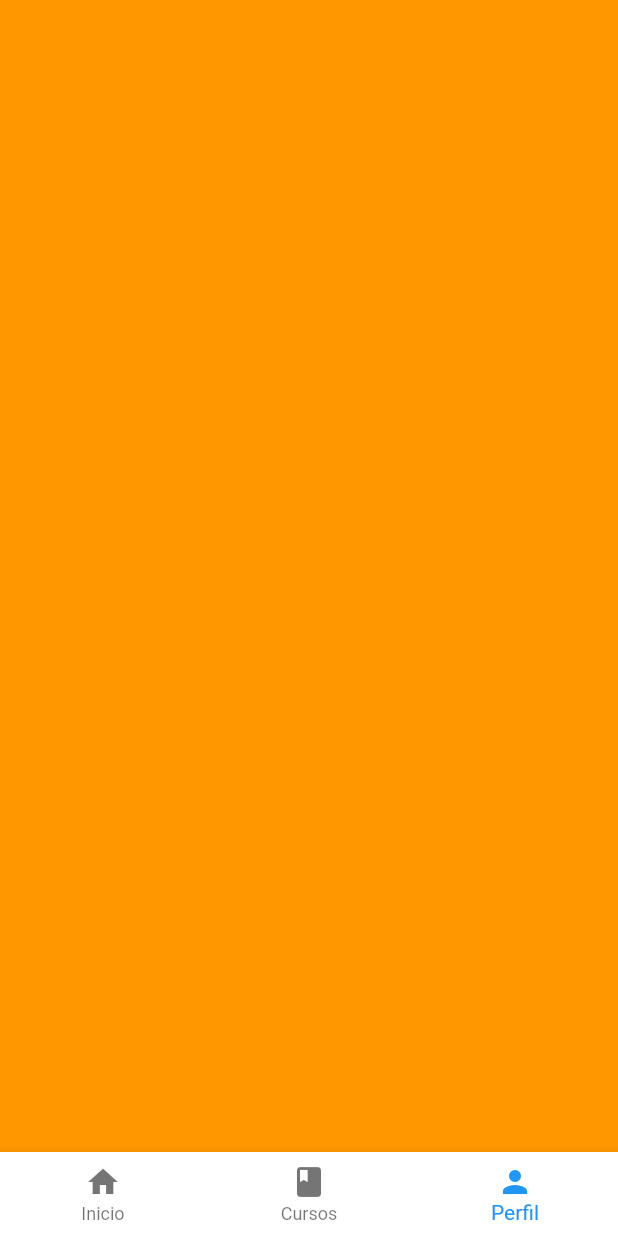
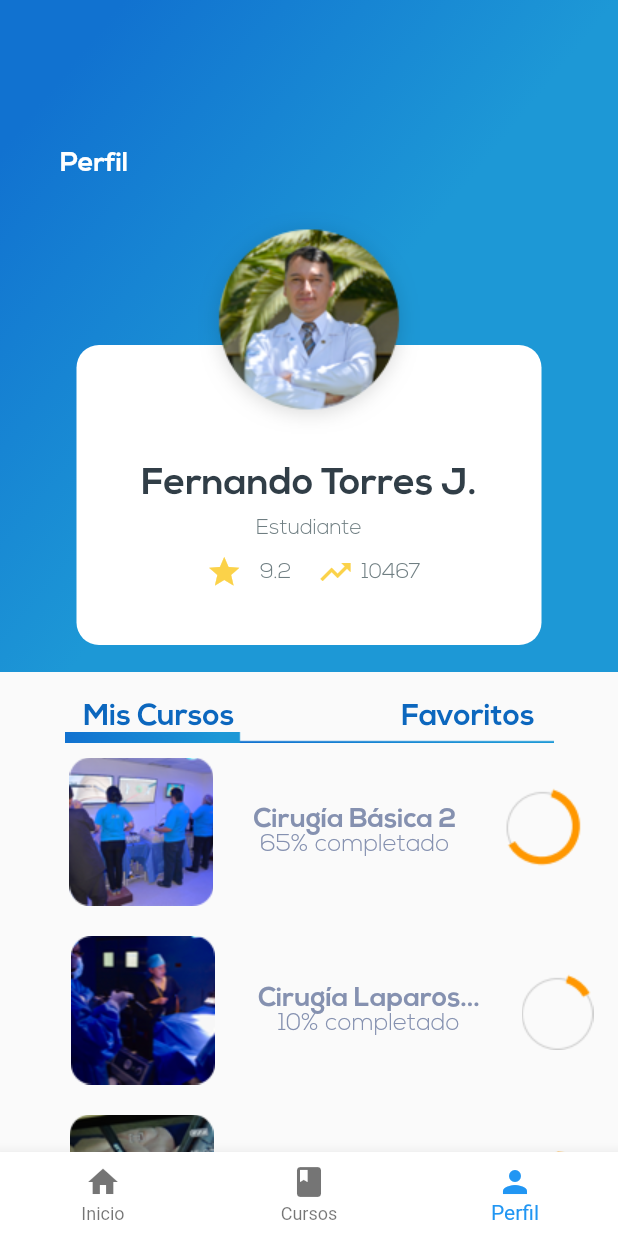
Before and after one commit to iblurdesigner/ceiq_app, a Flutter app: the screen it shows after launch, item 3 of the bottom bar chosen, on a phone screen of 412 x 824 dp. Run offline on Flutter 3.47's test engine with Material 2 defaults, Android fonts, the phone set to English and light mode, and no system bars.

Commit message:
Hecha la pantalla de profile

```diff
--- a/lib/buttonCeiq.dart
+++ b/lib/buttonCeiq.dart
@@ -18,7 +18,7 @@ class ButtonCeiq extends StatelessWidget {
           child: RaisedButton(
             onPressed: () {
               Navigator.push(context, new MaterialPageRoute(
-                  builder: (context) => Home('Eden Marlin')
+                  builder: (context) => Home('Fernando Torres')
                 )
               );
             },
--- /dev/null
+++ b/lib/courses/list_contentProfile.dart
@@ -0,0 +1,30 @@
+import 'package:com/courses/info_course.dart';
+import 'package:com/ui/content_cardSmall.dart';
+import 'package:flutter/material.dart';
+
+class ListContentProfile extends StatelessWidget{
+  @override
+  Widget build(BuildContext context) {
+    // TODO: implement build
+    //throw UnimplementedError();
+
+    return ListView(
+      children: <Widget>[
+        ContentCardSmall('assets/img/perfil/course_01.png', 'Cirugía Básica 2', '65', 'assets/img/listasCont/carga_01.png', onPressed: (){ Navigator.push(context, new MaterialPageRoute(
+            builder: (context) => InfoCourse()
+        )
+        );}),
+        ContentCardSmall('assets/img/perfil/course_02.png', 'Cirugía Laparos...', '10', 'assets/img/listasCont/carga_02.png',  onPressed: (){ Navigator.push(context, new MaterialPageRoute(
+            builder: (context) => InfoCourse()
+        )
+        );}),
+        ContentCardSmall('assets/img/perfil/course_03.png', 'Cirugía Bariátrica', '24', 'assets/img/listasCont/carga_03.png',  onPressed: (){ Navigator.push(context, new MaterialPageRoute(
+            builder: (context) => InfoCourse()
+        )
+        );}),
+      ],
+    );
+
+  }
+
+}
--- a/lib/courses/profile.dart
+++ b/lib/courses/profile.dart
@@ -1,14 +1,68 @@
+import 'package:com/courses/list_contentProfile.dart';
+import 'package:com/ui/bg_Courses_appBar.dart';
+import 'package:com/ui/bg_profile.dart';
+import 'package:com/ui/gradient_back.dart';
 import 'package:flutter/material.dart';
 
-class Profile extends StatelessWidget{
+
+class Profile extends StatelessWidget {
   @override
   Widget build(BuildContext context) {
     // TODO: implement build
     //throw UnimplementedError();
 
+    final wrap_twoTitles = Container(
+      margin: EdgeInsets.only(
+        top: 20
+      ),
+      child: Row(
+        mainAxisAlignment: MainAxisAlignment.spaceAround,
+        children: <Widget>[
+          Text(
+            'Mis Cursos',
+            style: TextStyle(
+              fontSize: 20,
+              fontFamily: "Nexa",
+              fontWeight: FontWeight.bold,
+              color: Color.fromRGBO(12, 103, 190, 1),
+            ),
+            textAlign: TextAlign.start,
+          ),
+
+          Text(
+            'Favoritos',
+            style: TextStyle(
+              fontSize: 20,
+              fontFamily: "Nexa",
+              fontWeight: FontWeight.bold,
+              color: Color.fromRGBO(12, 103, 190, 1),
+            ),
+            textAlign: TextAlign.start,
+          ),
+        ],
+      ),
+    );
+
+    final separadorAzul = Container(
+      child: Image.asset('assets/img/listasCont/separador.png'),
+    );
+
+
     return Scaffold(
-      backgroundColor: Colors.orange,
+
+      body: Column(
+        children: <Widget>[
+          BgProfile(),
+          wrap_twoTitles,
+          separadorAzul,
+          Container(
+            height: 315,
+              child: ListContentProfile()
+          )
+        ],
+      ),
     );
+
   }
 
 }
--- /dev/null
+++ b/lib/ui/bg_profile.dart
@@ -0,0 +1,183 @@
+import 'package:flutter/material.dart';
+
+import 'gradient_back.dart';
+
+class BgProfile extends StatelessWidget{
+  @override
+  Widget build(BuildContext context) {
+    // TODO: implement build
+    //throw UnimplementedError();
+
+    final titleProfile = Container(
+      margin: EdgeInsets.only(
+        top: 100,
+          left: 40,
+      ),
+      child: Text(
+        'Perfil',
+        style: TextStyle(
+          fontSize: 18,
+          fontFamily: "Nexa",
+          fontWeight: FontWeight.bold,
+          color: Colors.white,
+        ),
+      ),
+    );
+
+    final avatar = Container(
+      child: Image.asset('assets/img/drTorres.png'),
+    );
+
+    final nameProfile = Container(
+      margin: EdgeInsets.only(
+        top: 50
+      ),
+
+      child: Text(
+        'Fernando Torres J.',
+        style: TextStyle(
+          fontSize: 25,
+          fontFamily: "Nexa",
+          fontWeight: FontWeight.bold,
+          color: Color.fromRGBO(49, 62, 71, 1),
+        ),
+      ),
+    );
+
+    final studentTeacher = Container(
+      margin: EdgeInsets.only(
+        top: 10
+      ),
+      child: Text(
+        'Estudiante',
+        style: TextStyle(
+          fontSize: 14,
+          fontFamily: "Nexa",
+          fontWeight: FontWeight.w100,
+          color: Color.fromRGBO(111, 126, 130, 1),
+        ),
+      ),
+    );
+
+
+    final rectangulo = Container(
+      margin: EdgeInsets.only(
+          top: 230,
+          left: 5,
+          right: 5,
+      ),
+
+      width: 310,
+      height: 200,
+
+      decoration: BoxDecoration(
+          borderRadius: BorderRadius.all(Radius.circular(15.0)),
+          color: Colors.white
+      ),
+
+      child: Row(
+        mainAxisAlignment: MainAxisAlignment.spaceEvenly,
+        children: <Widget>[
+          Container(
+            padding: EdgeInsets.all(30),
+//            color: Colors.purple,
+
+            child: Column(
+              children: <Widget>[
+                nameProfile,
+                studentTeacher,
+                Container(
+                  margin: EdgeInsets.only(
+                    top: 10
+                  ),
+
+                  child: Row(
+                    children: <Widget>[
+                      Container(
+                        width: 80,
+                        child: Row(
+                          mainAxisAlignment: MainAxisAlignment.spaceEvenly,
+                          children: <Widget>[
+                            Icon(
+                              Icons.star,
+                              color: Color.fromRGBO(251, 210, 73, 1),
+                            ),
+                            Text(
+                              '9.2',
+                              style: TextStyle(
+                                fontSize: 14,
+                                fontFamily: "Nexa",
+                                fontWeight: FontWeight.w100,
+                                color: Color.fromRGBO(111, 126, 130, 1),
+                              ),
+                            ),
+                          ],
+                        ),
+                      ),
+
+                      Container(
+                        width: 80,
+                        child: Row(
+                          mainAxisAlignment: MainAxisAlignment.spaceEvenly,
+                          children: <Widget>[
+                            Icon(
+                              Icons.trending_up,
+                              color: Color.fromRGBO(251, 210, 73, 1),
+                            ),
+
+                            Text(
+                              '10467',
+                              style: TextStyle(
+                                fontSize: 14,
+                                fontFamily: "Nexa",
+                                fontWeight: FontWeight.w100,
+                                color: Color.fromRGBO(111, 126, 130, 1),
+                              ),
+                            ),
+                          ],
+                        ),
+                      )
+                    ],
+                  ),
+                )
+              ],
+            ),
+          ),
+
+
+
+
+    ],
+      ),
+
+    );
+
+
+
+    return Stack(
+      children: <Widget>[
+//        AppBar(
+//          backgroundColor: Colors.white,
+//          iconTheme: IconThemeData(
+//            color: Color.fromRGBO(151, 151, 151, 1),
+//          ),
+//          elevation: 1,
+//        ),
+        GradientBack(),
+        titleProfile,
+        Align(
+            alignment: Alignment.center,
+            child: Stack(
+              alignment: Alignment.center,
+              children: <Widget>[
+                rectangulo,
+                avatar
+              ],
+            )
+        )
+      ],
+    );
+
+  }
+
+}
--- /dev/null
+++ b/lib/ui/gradient_back.dart
@@ -0,0 +1,29 @@
+import 'package:flutter/material.dart';
+
+class GradientBack extends StatelessWidget{
+  @override
+  Widget build(BuildContext context) {
+    // TODO: implement build
+    //throw UnimplementedError();
+
+
+    return Container(
+      height: 448,
+      decoration: BoxDecoration(
+          gradient: LinearGradient(
+              colors: [
+                Color(0xFF1172D0),
+                Color(0xFF1D98D6),
+              ],
+              begin: FractionalOffset(0.2, 0.0),
+              end: FractionalOffset(1.0, 0.6),
+              stops: [0.0, 0.6],
+              tileMode: TileMode.clamp
+          )
+      ),
+
+    );
+
+  }
+
+}
--- a/pubspec.yaml
+++ b/pubspec.yaml
@@ -90,6 +90,10 @@ flutter:
     - assets/img/listasCont/separador.png
     - assets/img/video.png
     - assets/img/bg_info_content.png
+    - assets/img/drTorres.png
+    - assets/img/perfil/course_01.png
+    - assets/img/perfil/course_02.png
+    - assets/img/perfil/course_03.png
     - assets/icons/stadistics.png
   fonts:
     - family: Nexa
```
Also changed, not shown: assets/img/drTorres.png (added), assets/img/perfil/course_01.png (added), assets/img/perfil/course_02.png (added), assets/img/perfil/course_03.png (added).
